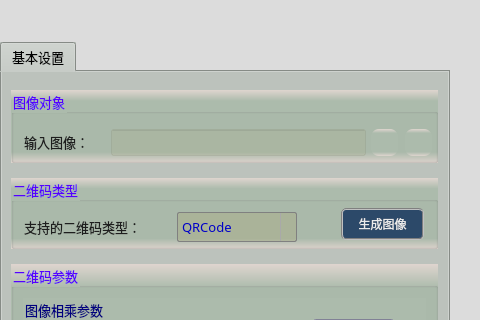
Before: the Qt Designer form QPlugins/DetectIdentify/QRcodeGenerate/frmQRcodeIdentify.ui in qqqkoko123/opencv4workflow, drawn with Qt 5; both pictures show x 0 to 480 and y 0 to 320 of the 1160 by 655 pixel window.
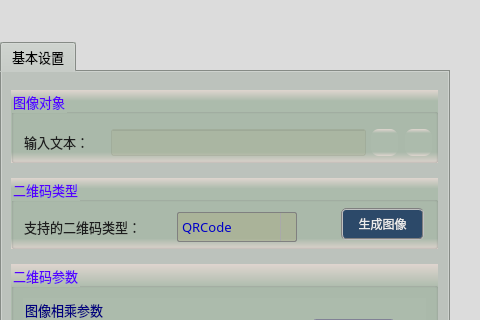
After: the same form once the commit is applied. Icons and pictures are not drawn.

What changed in the file:
```diff
--- a/QPlugins/DetectIdentify/QRcodeGenerate/frmQRcodeIdentify.ui
+++ b/QPlugins/DetectIdentify/QRcodeGenerate/frmQRcodeIdentify.ui
@@ -144,7 +144,7 @@
 background: transparent;</string>
         </property>
         <property name="text">
-         <string>输入图像：</string>
+         <string>输入文本：</string>
         </property>
        </widget>
        <widget class="QLineEdit" name="txtLinkImage">
```
